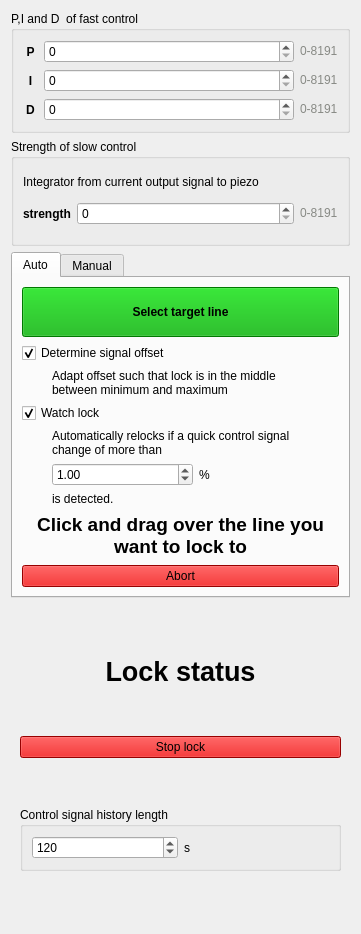
The window that linien/client/ui/locking_panel.ui (linien-org/linien) describes before a commit, drawn with Qt 5.
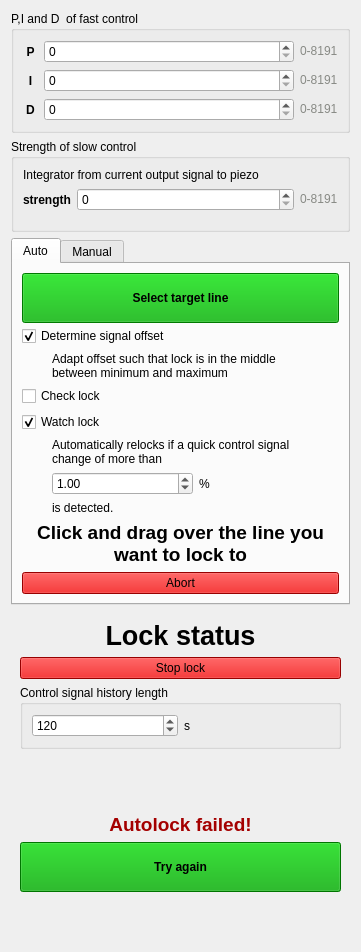
The same window after the commit. The open tabs and pages were chosen to show the change. Custom widgets are drawn as their Qt base class.

Commit message: better error handling for optimization and autolock

Diff of the .ui file:
```diff
--- a/linien/client/ui/locking_panel.ui
+++ b/linien/client/ui/locking_panel.ui
@@ -7,7 +7,7 @@
     <x>0</x>
     <y>0</y>
     <width>361</width>
-    <height>934</height>
+    <height>952</height>
    </rect>
   </property>
   <property name="sizePolicy">
@@ -472,6 +472,13 @@
             </property>
            </widget>
           </item>
+          <item>
+           <widget class="QCheckBox" name="checkLockCheckbox">
+            <property name="text">
+             <string>Check lock</string>
+            </property>
+           </widget>
+          </item>
           <item>
            <widget class="QCheckBox" name="watchLockCheckbox">
             <property name="text">
@@ -1224,6 +1231,76 @@
      </layout>
     </widget>
    </item>
+   <item>
+    <widget class="QWidget" name="lock_failed" native="true">
+     <layout class="QVBoxLayout" name="verticalLayout_3">
+      <item>
+       <spacer name="verticalSpacer_5">
+        <property name="orientation">
+         <enum>Qt::Vertical</enum>
+        </property>
+        <property name="sizeHint" stdset="0">
+         <size>
+          <width>20</width>
+          <height>40</height>
+         </size>
+        </property>
+       </spacer>
+      </item>
+      <item>
+       <widget class="QLabel" name="label_17">
+        <property name="text">
+         <string>&lt;html&gt;&lt;head/&gt;&lt;body&gt;&lt;p&gt;&lt;span style=&quot; font-size:14pt; font-weight:600; color:#a40000;&quot;&gt;Autolock failed!&lt;/span&gt;&lt;/p&gt;&lt;/body&gt;&lt;/html&gt;</string>
+        </property>
+        <property name="textFormat">
+         <enum>Qt::RichText</enum>
+        </property>
+        <property name="alignment">
+         <set>Qt::AlignCenter</set>
+        </property>
+        <property name="wordWrap">
+         <bool>true</bool>
+        </property>
+       </widget>
+      </item>
+      <item>
+       <widget class="QPushButton" name="reset_lock_failed_state">
+        <property name="minimumSize">
+         <size>
+          <width>0</width>
+          <height>50</height>
+         </size>
+        </property>
+        <property name="font">
+         <font>
+          <weight>75</weight>
+          <bold>true</bold>
+         </font>
+        </property>
+        <property name="styleSheet">
+         <string notr="true">background-color: #00a400;</string>
+        </property>
+        <property name="text">
+         <string>Try again</string>
+        </property>
+       </widget>
+      </item>
+      <item>
+       <spacer name="verticalSpacer_4">
+        <property name="orientation">
+         <enum>Qt::Vertical</enum>
+        </property>
+        <property name="sizeHint" stdset="0">
+         <size>
+          <width>20</width>
+          <height>40</height>
+         </size>
+        </property>
+       </spacer>
+      </item>
+     </layout>
+    </widget>
+   </item>
   </layout>
  </widget>
  <customwidgets>
```
Left out of the diff: 2 changed lines with no effect on the pictures. The commit also changes 7 other files.
